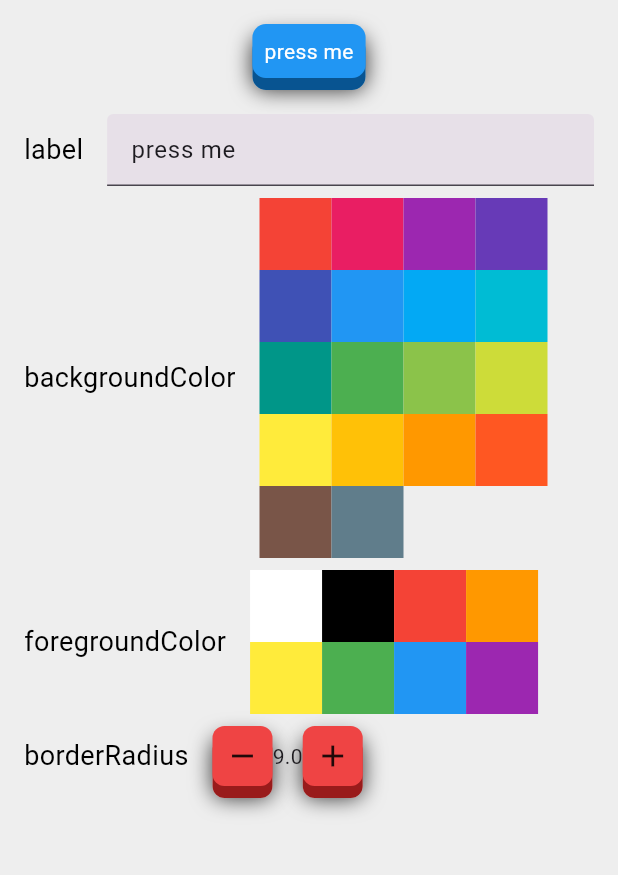
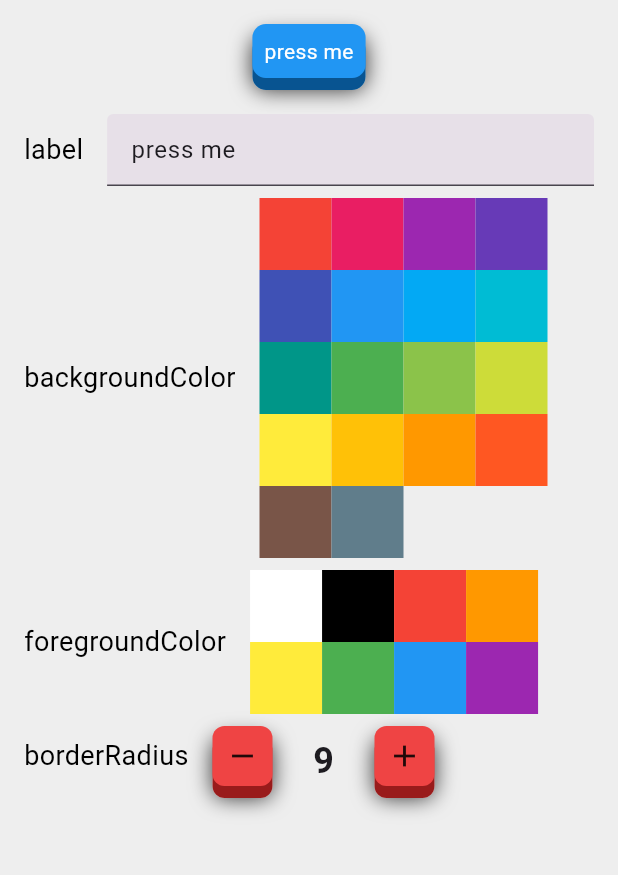
Before and after one commit to mivoligo/miv_buttons, a Flutter app: the screen it shows after launch, after a tap on the "add" icon, on a phone screen of 412 x 824 dp, the part 84-959 px from its top. Run offline on Flutter 3.47's test engine with Material 3 defaults, Android fonts, the phone set to English and light mode, and no system bars.

Commit message:
feat: edit property_border_radius

```diff
--- a/example/lib/widgets/properties/property_border_radius.dart
+++ b/example/lib/widgets/properties/property_border_radius.dart
@@ -31,6 +31,7 @@ class _PropertyBorderRadiusState extends State<PropertyBorderRadius> {
     return PropertyRow(
       propertyName: 'borderRadius',
       propertyWidget: Row(
+        crossAxisAlignment: CrossAxisAlignment.end,
         children: [
           Button.icon(
             onClick: () {
@@ -43,10 +44,21 @@ class _PropertyBorderRadiusState extends State<PropertyBorderRadius> {
             },
             icon: Icons.remove,
           ),
-          Text(borderRadius.toString()),
+          const SizedBox(width: 16),
+          SizedBox(
+            width: 36,
+            child: Center(
+              child: Text(
+                borderRadius.toStringAsFixed(0),
+                style:
+                    const TextStyle(fontSize: 24, fontWeight: FontWeight.bold),
+              ),
+            ),
+          ),
+          const SizedBox(width: 16),
           Button.icon(
             onClick: () {
-              if (borderRadius < 100) {
+              if (borderRadius < 50) {
                 setState(() {
                   borderRadius++;
                   widget.onRadiusChange(borderRadius);
```
